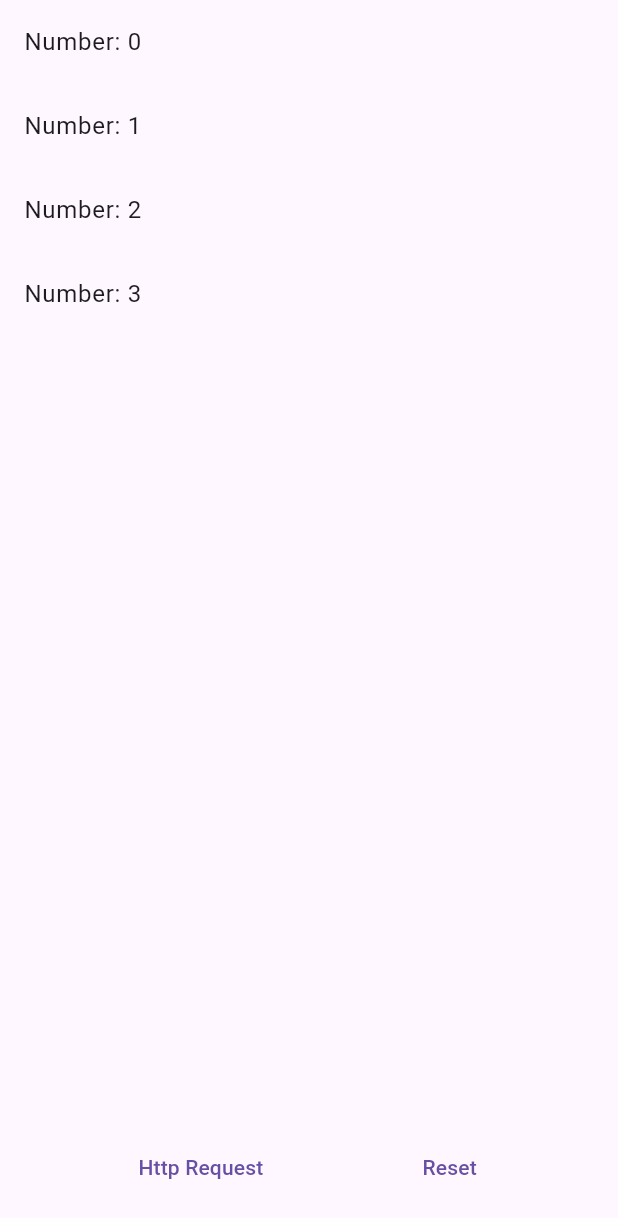
After one commit to basharalbashier/chat-app, a Flutter app: the GetXListviewPage2 screen opened directly, on a phone screen of 412 x 824 dp. The commit adds this screen. Shown: the top 1218 px of the screen. Run offline on Flutter 3.47's test engine with Material 3 defaults, Android fonts, the phone set to English and light mode, and no system bars; our stand-ins replace emoji_picker_flutter, flutter_chat_bubble, flutter_local_notifications, get; missing offline and left inert: flutter_webrtc, peerdart, serverpod_flutter, test_client.

Commit message:
11th/Dec

```diff
--- a/lib/helpers/constant.dart
+++ b/lib/helpers/constant.dart
@@ -1,5 +1,5 @@
 import 'package:test_client/test_client.dart';
 
-String host = "192.168.137.76";
+String host = "127.0.0.1";
 String url = 'http://$host:8080/';
 var client = Client(url);
--- a/lib/main.dart
+++ b/lib/main.dart
@@ -1,10 +1,9 @@
-import 'package:flutter/foundation.dart';
 import 'package:flutter_local_notifications/flutter_local_notifications.dart';
 import 'package:get/get.dart';
-import 'package:test_client/test_client.dart';
 import 'package:flutter/material.dart';
 import 'package:test_flutter/modules/users.dart';
 import 'package:test_flutter/pages/list_users.dart';
+
 final navigatorKey = GlobalKey<NavigatorState>();
 
 FlutterLocalNotificationsPlugin flutterLocalNotificationsPlugin =
@@ -16,7 +15,7 @@ FlutterLocalNotificationsPlugin flutterLocalNotificationsPlugin =
 // final BehaviorSubject<String?> selectNotificationSubject =
 //     BehaviorSubject<String?>();
 String? selectedNotificationPayload;
-    final Users u= Get.put(Users());
+final Users u = Get.put(Users());
 
 void main() async {
   u.init();
@@ -43,7 +42,6 @@ class MyApp extends StatelessWidget {
 
   @override
   Widget build(BuildContext context) {
-
     return GetMaterialApp(
       debugShowCheckedModeBanner: false,
       theme: ThemeData(
--- a/lib/modules/peer_client.dart
+++ b/lib/modules/peer_client.dart
@@ -4,13 +4,11 @@ import 'package:peerdart/peerdart.dart';
 import 'package:test_client/test_client.dart';
 import '../helpers/constant.dart';
 import '../main.dart';
-import 'users.dart';
 
 class PeerClient {
   // const PeerClient({required this.user});
   PeerClient._();
   static final PeerClient peerClient = PeerClient._();
-    final Users u= Get.put(Users());
   Peer? peer;
   Future<void> init(User user) async {
     peer = Peer(
--- a/lib/pages/chat_screen.dart
+++ b/lib/pages/chat_screen.dart
@@ -14,7 +14,6 @@ import '../helpers/find_message.dart';
 import '../main.dart';
 import '../widgets/message_widget.dart';
 import 'call_screen.dart';
-import 'list_users.dart';
 
 class ChatScreen extends StatefulWidget {
   const ChatScreen({super.key, required this.user, required this.to});
@@ -35,7 +34,7 @@ class _MyHomePageState extends State<ChatScreen> {
   Client? innerClient;
   @override
   void initState() {
-    innerClient = Client("$url?id=${widget.user.id}&&to=${widget.to.id}/")
+    innerClient = Client("$url/chat/?id=${widget.user.id}&&to=${widget.to.id}/")
       ..connectivityMonitor = FlutterConnectivityMonitor();
     connectionHandler = StreamingConnectionHandler(
       client: innerClient!,
@@ -45,6 +44,7 @@ class _MyHomePageState extends State<ChatScreen> {
         }
       },
     );
+    // client.openStreamingConnection();
     connectionHandler.connect();
     _listenToUpdates();
     _controller = ScrollController();
--- /dev/null
+++ b/lib/testo.dart
@@ -0,0 +1,63 @@
+import 'package:flutter/material.dart';
+import 'package:get/get.dart';
+import 'package:get/get_rx/src/rx_types/rx_types.dart';
+import 'package:get/get_state_manager/get_state_manager.dart';
+
+class ListDataX2 extends GetxController {
+  RxList<int> numbers = List<int>.from([0, 1, 2, 3]).obs;
+
+  void httpCall() async {
+    await Future.delayed(
+        Duration(seconds: 1), () => numbers.add(numbers.last + 1));
+    //update();
+  }
+
+  void reset() {
+    numbers[0] = 5;
+//  numbers = numbers.sublist(0, 3).toList();
+    update();
+  }
+}
+
+class GetXListviewPage2 extends StatelessWidget {
+  @override
+  Widget build(BuildContext context) {
+    ListDataX2 dx = Get.put(ListDataX2());
+    print('Page ** rebuilt');
+    return Scaffold(
+      body: SafeArea(
+        child: Column(
+          children: [
+            Expanded(
+              flex: 8,
+              child: Obx(
+                () => ListView.builder(
+                    itemCount: dx.numbers.length,
+                    itemBuilder: (context, index) {
+                      return ListTile(
+                        title: Text('Number: ${dx.numbers[index]}'),
+                      );
+                    }),
+              ),
+            ),
+            Expanded(
+                flex: 1,
+                child: Row(
+                  mainAxisAlignment: MainAxisAlignment.spaceEvenly,
+                  children: [
+                    TextButton(
+                      child: Text('Http Request'),
+                      onPressed: dx.httpCall,
+                    ),
+                    TextButton(
+                      child: Text('Reset'),
+                      onPressed: dx.reset,
+                    )
+                  ],
+                ))
+          ],
+        ),
+      ),
+    );
+  }
+}
```
Also changed, not shown: lib/modules/show_snackbar.dart (added, +9 -0 lines), lib/modules/users.dart (+55 -10 lines), lib/pages/list_users.dart (+50 -30 lines).
